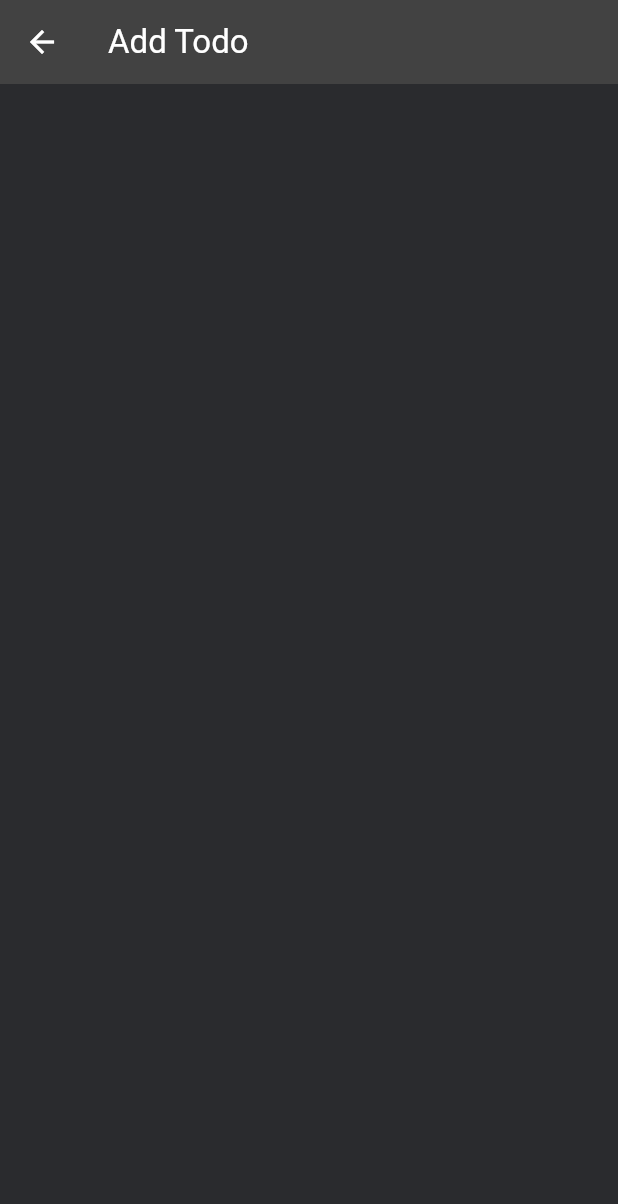
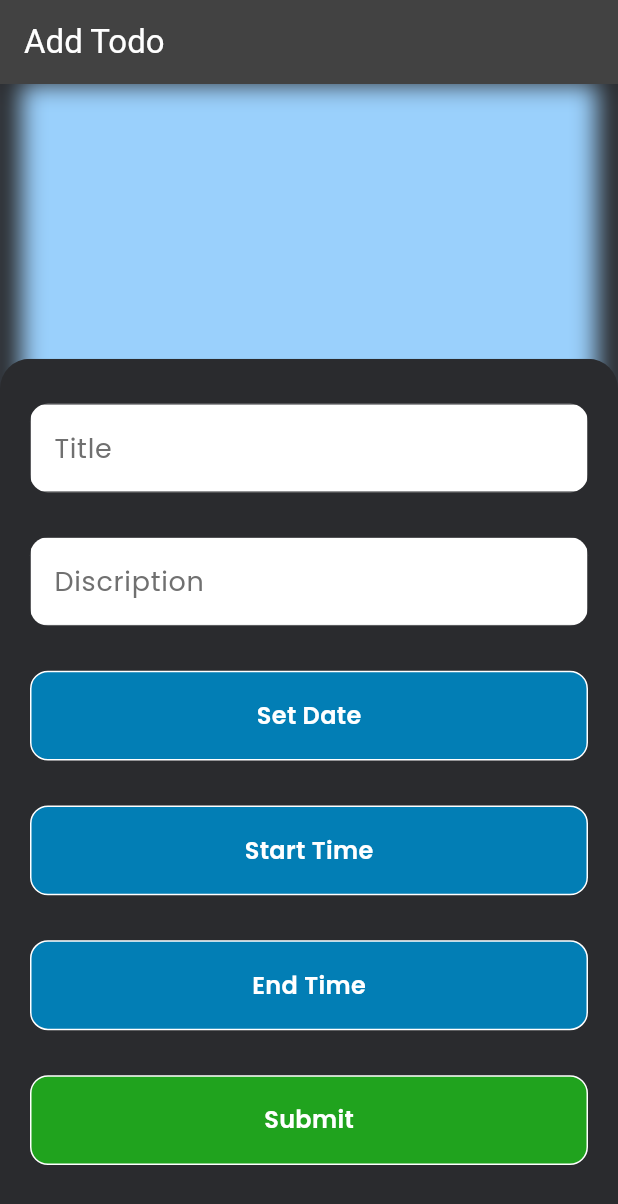
Before and after one commit to oli-mac/doodle, a Flutter app: the AddTodo screen opened directly, on a phone screen of 412 x 824 dp. Shown: the top 1204 px of the screen. Run offline on Flutter 3.47's test engine with Material 3 defaults, Android fonts, the phone set to English and light mode, and no system bars; drawn by our look-alikes of dynamic_color; our stand-ins replace country_picker, flutter_screenutil, flutter_vector_icons, google_fonts, hooks_riverpod, pinput and 3 more; accounts and stored records are empty; generated files the repository leaves out were written again.

Commit message:
add task

```diff
--- /dev/null
+++ b/lib/features/todo/controllers/dates/dates_provider.dart
@@ -0,0 +1,38 @@
+import 'package:riverpod_annotation/riverpod_annotation.dart';
+part 'dates_provider.g.dart';
+
+@riverpod
+class DateState extends _$DateState {
+  @override
+  bool build() {
+    return false;
+  }
+
+  void setDate(bool newState) {
+    state = newState;
+  }
+}
+
+@riverpod
+class StartTimeState extends _$StartTimeState {
+  @override
+  bool build() {
+    return false;
+  }
+
+  void setStartTime(bool newState) {
+    state = newState;
+  }
+}
+
+@riverpod
+class EndTimeState extends _$EndTimeState {
+  @override
+  bool build() {
+    return false;
+  }
+
+  void setEndTime(bool newState) {
+    state = newState;
+  }
+}
--- a/lib/features/todo/pages/add.dart
+++ b/lib/features/todo/pages/add.dart
@@ -1,4 +1,12 @@
+import 'dart:ui';
+
+import 'package:doodle/common/utils/constants.dart';
+import 'package:doodle/common/widgets/appstyle.dart';
+import 'package:doodle/common/widgets/custome_textfeild.dart';
+import 'package:doodle/common/widgets/cutome_otn_button.dart';
+import 'package:doodle/common/widgets/height_spacer.dart';
 import 'package:flutter/material.dart';
+import 'package:flutter_screenutil/flutter_screenutil.dart';
 import 'package:hooks_riverpod/hooks_riverpod.dart';
 
 class AddTodo extends ConsumerStatefulWidget {
@@ -9,13 +17,126 @@ class AddTodo extends ConsumerStatefulWidget {
 }
 
 class _AddTodoState extends ConsumerState<AddTodo> {
+  final TextEditingController _titleController = TextEditingController();
+  final TextEditingController _discController = TextEditingController();
+
   @override
   Widget build(BuildContext context) {
     return Scaffold(
       appBar: AppBar(
         title: const Text('Add Todo'),
       ),
-      body: Container(),
+      body: Overlay(
+        initialEntries: [
+          //! back ground image
+          OverlayEntry(builder: (context) {
+            return Stack(
+              children: [
+                //background image
+                Center(
+                  child: Column(
+                    children: [
+                      Expanded(
+                        child: AspectRatio(
+                          aspectRatio: .5,
+                          child: Container(
+                              decoration: BoxDecoration(
+                                  image: DecorationImage(
+                                      image: AssetImage(
+                                          "assets/images/background.png"),
+                                      fit: BoxFit.cover)),
+                              child: BackdropFilter(
+                                filter:
+                                    ImageFilter.blur(sigmaX: 8.0, sigmaY: 8.0),
+                                child: Container(
+                                  decoration: BoxDecoration(
+                                      color: Colors.white.withOpacity(0.0)),
+                                ),
+                              )),
+                        ),
+                      ),
+                    ],
+                  ),
+                ),
+                //back button at the top
+              ],
+            );
+          }),
+
+          //! main content
+          OverlayEntry(builder: (context) {
+            return Center(
+                child: Padding(
+              padding: const EdgeInsets.only(top: 80.0),
+              child: DraggableScrollableSheet(
+                initialChildSize: 0.85,
+                minChildSize: 0.4,
+                // maxChildSize: 0.75,
+                builder: (context, controller) {
+                  return ClipRRect(
+                      borderRadius: BorderRadius.only(
+                          topLeft: Radius.circular(20),
+                          topRight: Radius.circular(20)),
+                      child: Container(
+                        decoration: BoxDecoration(
+                          color: AppConstants.appDark,
+                        ),
+                        child: Padding(
+                          padding: const EdgeInsets.symmetric(horizontal: 20.0),
+                          child: ListView(controller: controller, children: [
+                            HeightSpacer(height: 30),
+                            CustomeTextFiled(
+                              keyBoardtype: TextInputType.text,
+                              controller: _titleController,
+                              hintText: "Title",
+                              hintStyle: appstyle(18, AppConstants.appGrayDark,
+                                  FontWeight.normal),
+                            ),
+                            HeightSpacer(height: 30),
+                            CustomeTextFiled(
+                              keyBoardtype: TextInputType.text,
+                              controller: _discController,
+                              hintText: "Discription",
+                              hintStyle: appstyle(18, AppConstants.appGrayDark,
+                                  FontWeight.normal),
+                            ),
+                            HeightSpacer(height: 30),
+                            CustomOtnButton(
+                                width: AppConstants.appWidth,
+                                height: 60.h,
+                                colors: AppConstants.appLight,
+                                color2: AppConstants.appBluelight,
+                                text: "Set Date"),
+                            HeightSpacer(height: 30),
+                            CustomOtnButton(
+                                width: AppConstants.appWidth,
+                                height: 60.h,
+                                colors: AppConstants.appLight,
+                                color2: AppConstants.appBluelight,
+                                text: "Start Time"),
+                            HeightSpacer(height: 30),
+                            CustomOtnButton(
+                                width: AppConstants.appWidth,
+                                height: 60.h,
+                                colors: AppConstants.appLight,
+                                color2: AppConstants.appBluelight,
+                                text: "End Time"),
+                            HeightSpacer(height: 30),
+                            CustomOtnButton(
+                                width: AppConstants.appWidth,
+                                height: 60.h,
+                                colors: AppConstants.appLight,
+                                color2: AppConstants.appGreen,
+                                text: "Submit"),
+                          ]),
+                        ),
+                      ));
+                },
+              ),
+            ));
+          }),
+        ],
+      ),
     );
   }
 }
--- a/lib/features/todo/pages/homepage.dart
+++ b/lib/features/todo/pages/homepage.dart
@@ -8,6 +8,7 @@ import 'package:doodle/common/widgets/height_spacer.dart';
 import 'package:doodle/common/widgets/reusable_text.dart';
 import 'package:doodle/common/widgets/width_spacer.dart';
 import 'package:doodle/features/todo/controllers/xpantion_controllers.dart';
+import 'package:doodle/features/todo/pages/add.dart';
 import 'package:doodle/features/todo/widgets/todo_tile.dart';
 import 'package:flutter/material.dart';
 import 'package:flutter_screenutil/flutter_screenutil.dart';
@@ -55,7 +56,12 @@ class _HomePageState extends ConsumerState<HomePage>
                                     color: AppConstants.appLight,
                                     borderRadius: BorderRadius.circular(9)),
                                 child: GestureDetector(
-                                  onTap: () {},
+                                  onTap: () {
+                                    Navigator.pushReplacement(
+                                        context,
+                                        MaterialPageRoute(
+                                            builder: ((context) => AddTodo())));
+                                  },
                                   child: const Icon(
                                     Icons.add,
                                     color: AppConstants.appDark,
--- a/lib/main.dart
+++ b/lib/main.dart
@@ -49,6 +49,7 @@ class MyApp extends StatelessWidget {
               home: const HomePage(),
             );
           });
+
         });
   }
 }
--- a/pubspec.yaml
+++ b/pubspec.yaml
@@ -45,6 +45,8 @@ dependencies:
   riverpod_annotation: ^2.3.3
   sqflite: ^2.3.0
   dynamic_color: ^1.6.9
+  flutter_launcher_icons: ^0.13.1
+
 
 dev_dependencies:
   flutter_test:
@@ -59,6 +61,10 @@ dev_dependencies:
   build_runner: ^2.4.7
   riverpod_generator: ^2.3.9
 
+flutter_launcher_icons:
+  android: "launcher_icon"
+  ios: true
+  image_path: "assets/images/logo.png"
 # For information on the generic Dart part of this file, see the
 # following page: https://dart.dev/tools/pub/pubspec
 
```
Also changed, not shown: assets/images/background.png (added), assets/images/logo.png (added), lib/features/todo/controllers/dates/dates_provider.g.dart (added), pubspec.lock, 28 other files.
